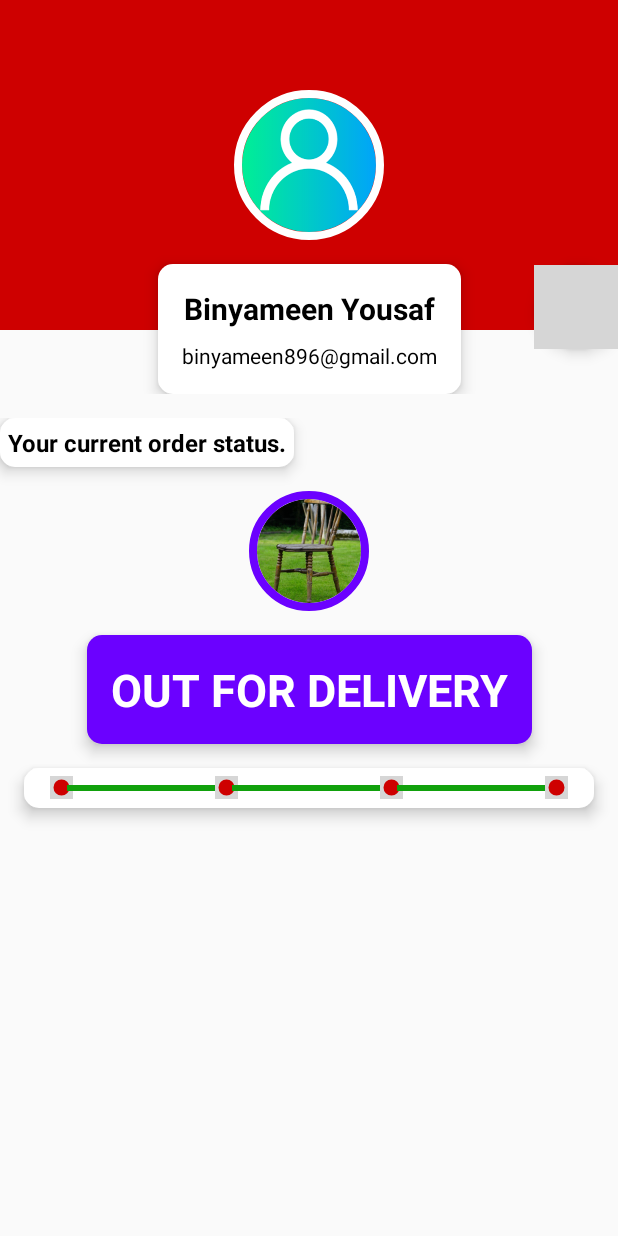
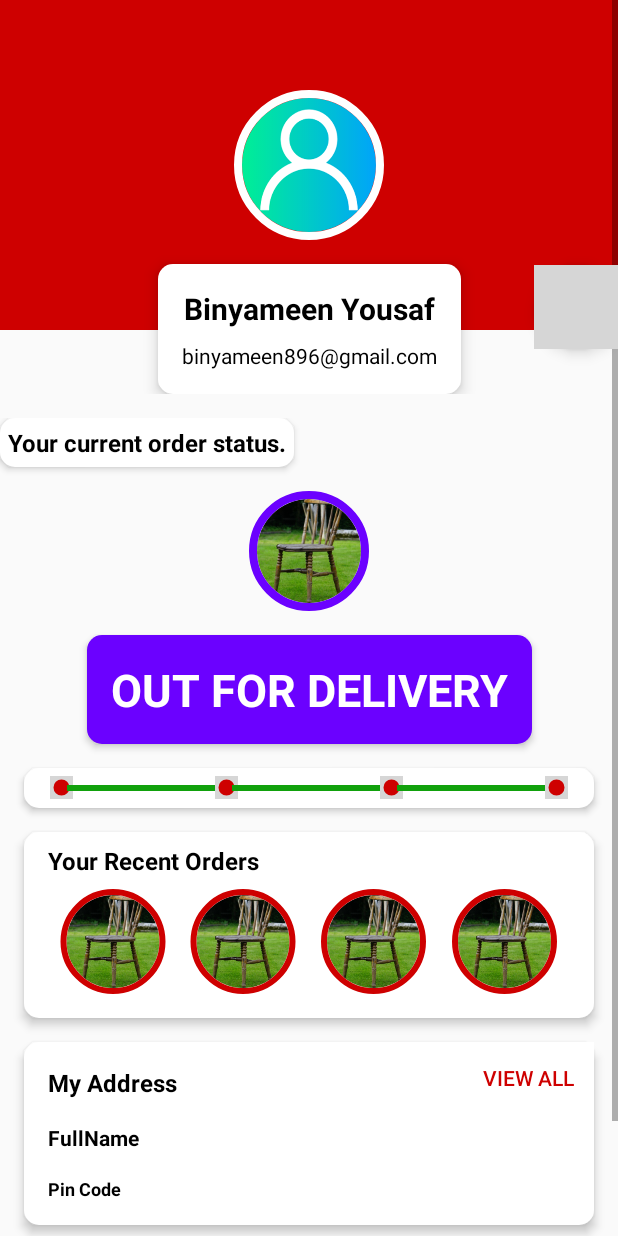
Before and after one commit to BinyameenOfficial/MB-Interiors, an Android app: the fragment MyAccountFragment shown on its own in the app's theme, on a phone screen of 412 x 824 dp. Run offline under Robolectric (Android 15) with nearby library versions, the phone set to English and light mode, and no system bars; our stand-ins replace CircleImageView; 1 statement that could not run was skipped; grey boxes are pictures that could not be loaded.

Commit message:
Added your_rewards_order_layout,my_addresses_layout Front end Is completed and included in MyAccountFragment.XML

```diff
--- a/app/src/main/res/layout/fragment_my_account.xml
+++ b/app/src/main/res/layout/fragment_my_account.xml
@@ -15,7 +15,21 @@
             android:orientation="vertical" >
             <include layout="@layout/profile_data_layout"/>
             <include layout="@layout/order_status_layout"/>
+            <include layout="@layout/your_rewards_order_layout"/>
+            <include layout="@layout/my_addresses_layout"/>
 
+            <Button
+                android:layout_width="match_parent"
+                android:layout_height="60dp"
+                android:text="Sign Out"
+                android:backgroundTint="@color/colorPrimary"
+                android:textColor="@color/colorAccent"
+                android:textStyle="bold"
+                android:textSize="14sp"
+                android:layout_marginStart="16dp"
+                android:layout_marginEnd="16dp"
+                android:layout_marginBottom="16dp"/>
         </LinearLayout>
     </ScrollView>
+
 </FrameLayout>
--- /dev/null
+++ b/app/src/main/res/layout/my_addresses_layout.xml
@@ -0,0 +1,74 @@
+<?xml version="1.0" encoding="utf-8"?>
+<androidx.constraintlayout.widget.ConstraintLayout
+    xmlns:android="http://schemas.android.com/apk/res/android"
+    xmlns:app="http://schemas.android.com/apk/res-auto"
+    xmlns:tools="http://schemas.android.com/tools"
+    android:layout_width="match_parent"
+    android:layout_height="wrap_content"
+    android:background="@drawable/slider_background"
+    android:elevation="4dp"
+    android:layout_margin="16dp">
+
+    <TextView
+        android:id="@+id/textView21"
+        android:layout_width="wrap_content"
+        android:layout_height="wrap_content"
+        android:layout_marginStart="16dp"
+        android:layout_marginTop="16dp"
+        android:text="My Address"
+        android:textColor="#000000"
+        android:textSize="16sp"
+        android:textStyle="bold"
+        app:layout_constraintStart_toStartOf="parent"
+        app:layout_constraintTop_toTopOf="parent" />
+
+    <Button
+        android:id="@+id/view_all_addresses_btn"
+        android:layout_width="wrap_content"
+        android:layout_height="wrap_content"
+        android:text="VIEW ALL"
+        android:textColor="@color/colorPrimary"
+        android:background="@color/colorAccent"
+        android:stateListAnimator="@null"
+        app:layout_constraintEnd_toEndOf="parent"
+        app:layout_constraintTop_toTopOf="parent" />
+
+    <TextView
+        android:id="@+id/address_fullname"
+        android:layout_width="wrap_content"
+        android:layout_height="wrap_content"
+        android:layout_marginStart="16dp"
+        android:layout_marginTop="16dp"
+        android:text="FullName"
+        android:textColor="#000000"
+        android:textStyle="bold"
+        app:layout_constraintStart_toStartOf="parent"
+        app:layout_constraintTop_toBottomOf="@+id/textView21" />
+
+    <TextView
+        android:id="@+id/address"
+        android:layout_width="0dp"
+        android:layout_height="0dp"
+        android:layout_marginTop="16dp"
+        android:layout_marginEnd="16dp"
+        android:text="Address"
+        android:textColor="#000000"
+        app:layout_constraintEnd_toEndOf="parent"
+        app:layout_constraintStart_toStartOf="parent"
+        app:layout_constraintTop_toBottomOf="@+id/address_fullname" />
+
+    <TextView
+        android:id="@+id/addresses_pincode"
+        android:layout_width="wrap_content"
+        android:layout_height="wrap_content"
+        android:layout_marginStart="16dp"
+        android:layout_marginTop="16dp"
+        android:layout_marginBottom="16dp"
+        android:text="Pin Code"
+        android:textColor="#000000"
+        android:textStyle="bold"
+        android:textSize="12sp"
+        app:layout_constraintBottom_toBottomOf="parent"
+        app:layout_constraintStart_toStartOf="parent"
+        app:layout_constraintTop_toBottomOf="@+id/address_fullname" />
+</androidx.constraintlayout.widget.ConstraintLayout>
--- a/app/src/main/res/layout/order_status_layout.xml
+++ b/app/src/main/res/layout/order_status_layout.xml
@@ -11,7 +11,7 @@
         android:layout_width="wrap_content"
         android:layout_height="wrap_content"
         android:background="@drawable/slider_background"
-        android:elevation="6dp"
+        android:elevation="3dp"
         android:padding="5dp"
         android:text="Your current order status."
         android:textColor="#000000"
@@ -30,7 +30,7 @@
         android:src="@mipmap/image"
         app:civ_border_color="#6b01ff"
         app:civ_border_width="5dp"
-        android:elevation="6dp"
+        android:elevation="3dp"
         app:layout_constraintEnd_toEndOf="parent"
         app:layout_constraintStart_toStartOf="parent"
         app:layout_constraintTop_toBottomOf="@+id/textView14" />
@@ -44,7 +44,7 @@
         android:layout_marginEnd="16dp"
         android:background="@drawable/slider_background"
         android:backgroundTint="#6b01ff"
-        android:elevation="6dp"
+        android:elevation="3dp"
         android:padding="16dp"
         android:text="OUT FOR DELIVERY"
         android:textColor="@color/colorAccent"
@@ -63,7 +63,7 @@
         android:layout_marginBottom="16dp"
         android:orientation="horizontal"
         android:background="@drawable/slider_background"
-        android:elevation="6dp"
+        android:elevation="3dp"
         android:padding="5dp"
         app:layout_constraintBottom_toBottomOf="parent"
         app:layout_constraintEnd_toEndOf="parent"
--- a/app/src/main/res/layout/profile_data_layout.xml
+++ b/app/src/main/res/layout/profile_data_layout.xml
@@ -70,6 +70,7 @@
         android:layout_height="wrap_content"
         android:layout_marginBottom="30dp"
         android:clickable="true"
+        android:tint="@color/colorPrimary"
         app:layout_constraintBottom_toBottomOf="@+id/linearLayout5"
         app:layout_constraintEnd_toEndOf="parent"
         app:layout_constraintTop_toTopOf="@+id/linearLayout5"
--- /dev/null
+++ b/app/src/main/res/layout/your_rewards_order_layout.xml
@@ -0,0 +1,69 @@
+<?xml version="1.0" encoding="utf-8"?>
+<androidx.constraintlayout.widget.ConstraintLayout
+    xmlns:android="http://schemas.android.com/apk/res/android"
+    xmlns:app="http://schemas.android.com/apk/res-auto"
+    xmlns:tools="http://schemas.android.com/tools"
+    android:layout_width="match_parent"
+    android:layout_height="wrap_content"
+    android:background="@drawable/slider_background"
+    android:layout_marginStart="16sp"
+    android:layout_marginEnd="16sp"
+    android:elevation="4dp">
+
+    <TextView
+        android:id="@+id/textView20"
+        android:layout_width="wrap_content"
+        android:layout_height="wrap_content"
+        android:layout_marginStart="16dp"
+        android:layout_marginTop="8dp"
+        android:text="Your Recent Orders"
+        android:textColor="#000000"
+        android:textSize="16sp"
+        android:textStyle="bold"
+        app:layout_constraintStart_toStartOf="parent"
+        app:layout_constraintTop_toTopOf="parent" />
+
+    <LinearLayout
+        android:id="@+id/recent_orders_container"
+        android:layout_width="0dp"
+        android:layout_height="wrap_content"
+        android:layout_marginStart="16dp"
+        android:layout_marginTop="8dp"
+        android:layout_marginEnd="16dp"
+        android:layout_marginBottom="16dp"
+        android:orientation="horizontal"
+        app:layout_constraintBottom_toBottomOf="parent"
+        app:layout_constraintEnd_toEndOf="parent"
+        app:layout_constraintStart_toStartOf="parent"
+        app:layout_constraintTop_toBottomOf="@+id/textView20">
+
+        <de.hdodenhof.circleimageview.CircleImageView
+            android:layout_width="70dp"
+            android:layout_height="70dp"
+            android:src="@mipmap/image"
+            app:civ_border_color="@color/colorPrimary"
+            app:civ_border_width="4dp"
+            android:layout_weight="1"/>
+        <de.hdodenhof.circleimageview.CircleImageView
+            android:layout_width="70dp"
+            android:layout_height="70dp"
+            android:src="@mipmap/image"
+            app:civ_border_color="@color/colorPrimary"
+            app:civ_border_width="4dp"
+            android:layout_weight="1"/>
+        <de.hdodenhof.circleimageview.CircleImageView
+            android:layout_width="70dp"
+            android:layout_height="70dp"
+            android:src="@mipmap/image"
+            app:civ_border_color="@color/colorPrimary"
+            app:civ_border_width="4dp"
+            android:layout_weight="1"/>
+        <de.hdodenhof.circleimageview.CircleImageView
+            android:layout_width="70dp"
+            android:layout_height="70dp"
+            android:src="@mipmap/image"
+            app:civ_border_color="@color/colorPrimary"
+            app:civ_border_width="4dp"
+            android:layout_weight="1"/>
+    </LinearLayout>
+</androidx.constraintlayout.widget.ConstraintLayout>
```
